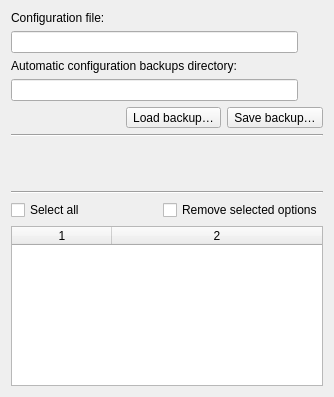
This is ui/options_maintenance.ui in metabrainz/picard as Qt 5 draws it before an edit. The edited form follows.
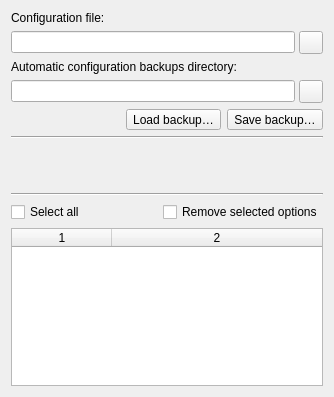
This is the edited form.

What changed in the file:
```diff
--- a/ui/options_maintenance.ui
+++ b/ui/options_maintenance.ui
@@ -23,6 +23,9 @@
    </item>
    <item>
     <layout class="QHBoxLayout" name="horizontalLayout_3">
+     <property name="spacing">
+      <number>4</number>
+     </property>
      <property name="bottomMargin">
       <number>0</number>
      </property>
@@ -42,13 +45,7 @@
         </sizepolicy>
        </property>
        <property name="toolTip">
-        <string>Open folder in browser</string>
-       </property>
-       <property name="styleSheet">
-        <string notr="true">border: none;</string>
-       </property>
-       <property name="text">
-        <string notr="true"/>
+        <string>Select file</string>
        </property>
       </widget>
      </item>
@@ -66,6 +63,9 @@
    </item>
    <item>
     <layout class="QHBoxLayout" name="horizontalLayout_6">
+     <property name="spacing">
+      <number>4</number>
+     </property>
      <item>
       <widget class="QLineEdit" name="autobackup_dir"/>
      </item>
@@ -78,13 +78,7 @@
         </sizepolicy>
        </property>
        <property name="toolTip">
-        <string>Open folder in browser</string>
-       </property>
-       <property name="styleSheet">
-        <string notr="true">border: none;</string>
-       </property>
-       <property name="text">
-        <string notr="true"/>
+        <string>Select directory</string>
        </property>
       </widget>
      </item>
```
Left out of the diff: 14 changed lines with no effect on the pictures.
